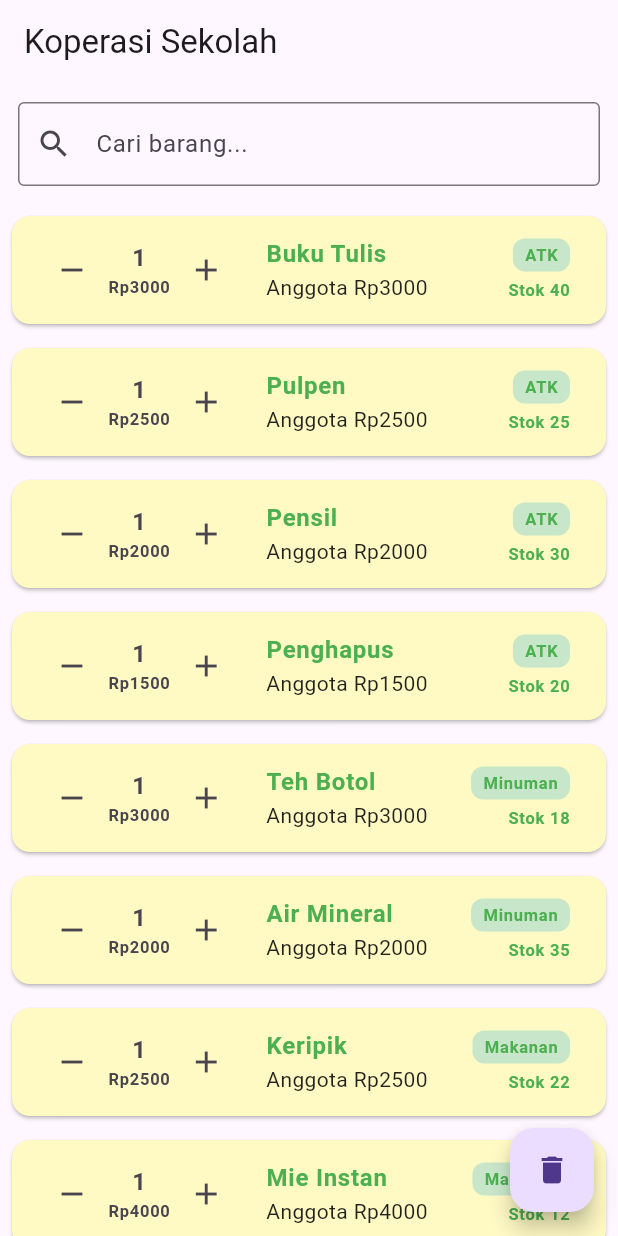
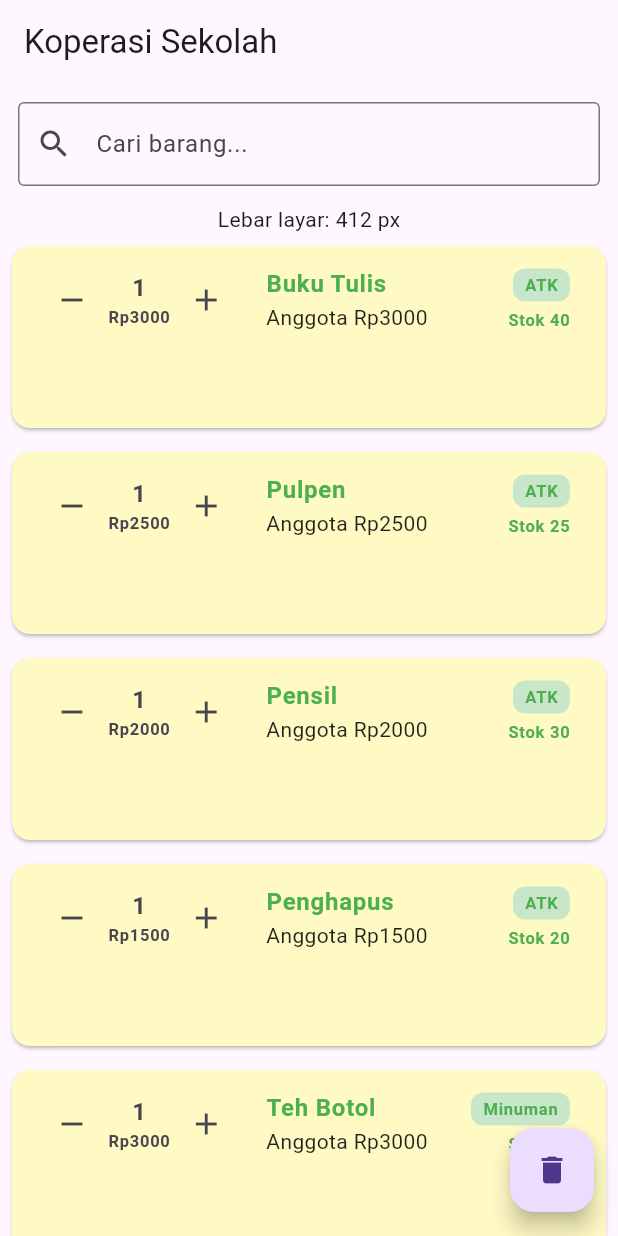
Before and after one commit to aselyarpl1-pixel/Latihan01_06, a Flutter app: the screen it shows after launch, on a phone screen of 412 x 824 dp. Run offline on Flutter 3.47's test engine with Material 3 defaults, Android fonts, the phone set to English and light mode, and no system bars.

Commit message:
LKM-10 responsif kolom

```diff
--- a/kopsis_ui/lib/main.dart
+++ b/kopsis_ui/lib/main.dart
@@ -145,13 +145,45 @@ class _MyAppState extends State<MyApp> {
 
     return MaterialApp(
       debugShowCheckedModeBanner: false,
+
       home: Scaffold(
         appBar: AppBar(
           title: const Text('Koperasi Sekolah'),
         ),
 
         body: tampilkanBarang
-            ? Column(
+            ? Center(
+                // PERBAIKAN/TAMBAHAN TUGAS:
+                // LayoutBuilder digunakan untuk mengetahui
+                // lebar area yang tersedia.
+                child: LayoutBuilder(
+                  builder: (context, constraints) {
+                    // PERBAIKAN/TAMBAHAN TUGAS:
+                    // Lebar tampilan dibuat 1000 px untuk pengujian
+                    // kondisi antara 900 sampai 1999 px.
+                    final double lebarTampilan =
+                        constraints.maxWidth < 1000
+                            ? constraints.maxWidth
+                            : 1000;
+                    // PERBAIKAN/TAMBAHAN TUGAS:
+                    // Menentukan jumlah kolom berdasarkan lebar
+                    int kolom;
+
+                    if (lebarTampilan < 600) {
+                      // Kurang dari 600 px = 1 kolom
+                      kolom = 1;
+                    } else if (lebarTampilan < 900) {
+                      // 600 sampai 899 px = 2 kolom
+                      kolom = 2;
+                    } else {
+                      // 900 px atau lebih = 3 kolom
+                      kolom = 3;
+                    }
+
+                    return SizedBox(
+                      width: lebarTampilan,
+
+                      child: Column(
                         children: [
                           // TAMBAHAN: Kotak pencarian barang
                           Padding(
@@ -167,7 +199,8 @@ class _MyAppState extends State<MyApp> {
                                 border: OutlineInputBorder(),
                               ),
 
-                      // TAMBAHAN: Menjalankan pencarian setiap kali teks berubah
+                              // TAMBAHAN:
+                              // Menjalankan pencarian setiap kali teks berubah
                               onChanged: (nilai) {
                                 setState(() {
                                   // Mengubah kata pencarian menjadi huruf kecil
@@ -178,14 +211,35 @@ class _MyAppState extends State<MyApp> {
                             ),
                           ),
 
-                  // TAMBAHAN: Menampilkan daftar barang hasil pencarian
+                          // PERBAIKAN/TAMBAHAN TUGAS:
+                          // Menampilkan lebar tampilan yang benar-benar
+                          // digunakan dalam pengujian.
+                          Text(
+                            'Lebar layar: '
+                            '${lebarTampilan.toStringAsFixed(0)} px',
+                          ),
+
+                          // PERBAIKAN/TAMBAHAN TUGAS:
+                          // GridView digunakan untuk menampilkan barang
+                          // dalam jumlah kolom yang berbeda sesuai lebar.
                           Expanded(
-                    child: ListView.builder(
-                      // Jumlah kartu mengikuti jumlah hasil pencarian
+                            child: GridView.builder(
+                              // PERBAIKAN/TAMBAHAN TUGAS:
+                              // Menentukan jumlah kolom berdasarkan
+                              // lebar tampilan.
+                              gridDelegate:
+                                  SliverGridDelegateWithFixedCrossAxisCount(
+                                crossAxisCount: kolom,
+
+                                // Mengatur perbandingan lebar dan tinggi kartu
+                                childAspectRatio: 3,
+                              ),
+
+                              // Jumlah kartu mengikuti hasil pencarian
                               itemCount: hasilCari.length,
 
                               itemBuilder: (context, index) {
-                        // Mengambil data barang dari hasil pencarian
+                                // Mengambil data barang
                                 final barang = hasilCari[index];
 
                                 // Menampilkan barang menggunakan BarangCard
@@ -200,6 +254,10 @@ class _MyAppState extends State<MyApp> {
                             ),
                           ),
                         ],
+                      ),
+                    );
+                  },
+                ),
               )
             : const Center(
                 child: Text(
```
Lines whose indentation alone changed are shown as unchanged.
